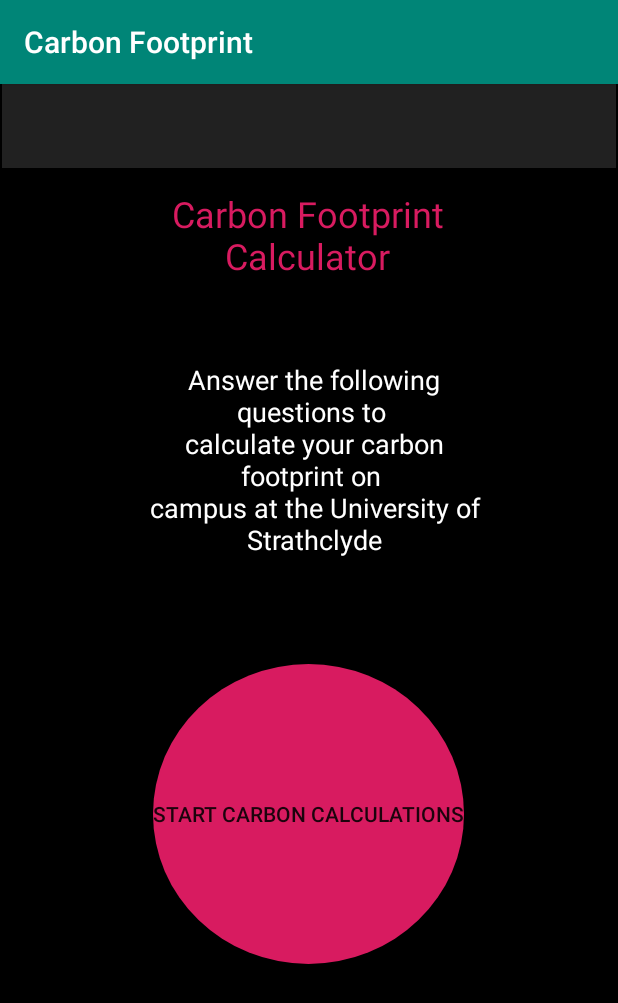
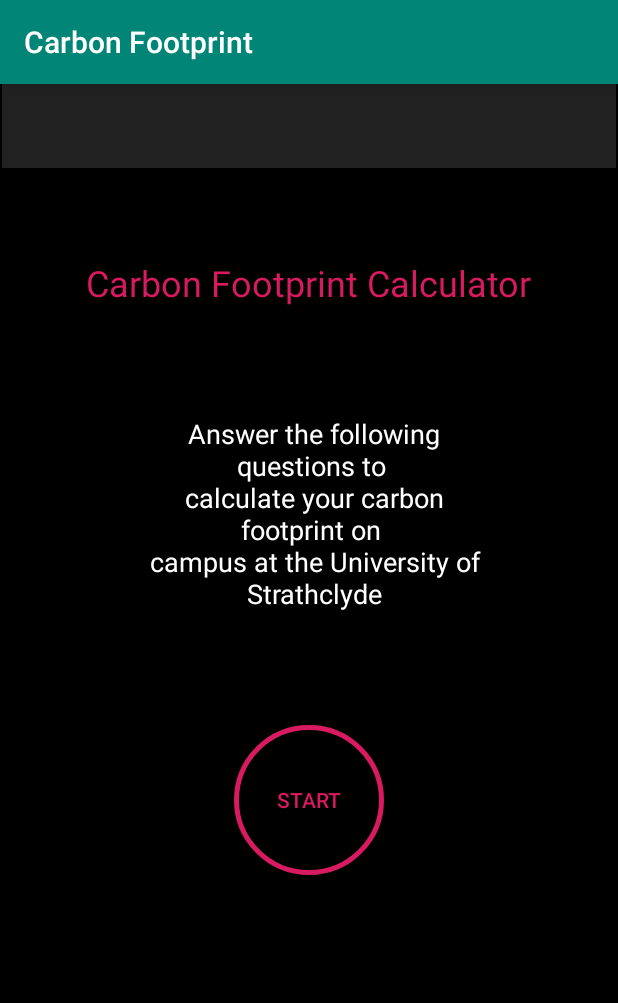
Before and after one commit to ahill993/Carbon-Footprint, an Android app: the screen it shows after launch (MainActivity), on a phone screen of 412 x 824 dp. Shown: the top 1003 px of the screen. Run offline under Robolectric (Android 15) with nearby library versions, the phone set to English and light mode, and no system bars.

Commit message:
fixing conflicts

```diff
--- a/app/src/main/res/layout/activity_main.xml
+++ b/app/src/main/res/layout/activity_main.xml
@@ -9,19 +9,18 @@
 
     <TextView
         android:id="@+id/appTitle"
-        android:layout_width="218dp"
+        android:layout_width="wrap_content"
         android:layout_height="65dp"
-        android:layout_marginStart="96dp"
-        android:layout_marginLeft="96dp"
-        android:layout_marginTop="68dp"
-        android:layout_marginEnd="97dp"
-        android:layout_marginRight="97dp"
+        android:layout_marginStart="58dp"
+        android:layout_marginLeft="58dp"
+        android:layout_marginTop="100dp"
+        android:layout_marginEnd="59dp"
+        android:layout_marginRight="59dp"
         android:gravity="center"
         android:text="@string/appTitle"
         android:textColor="@color/colorAccent"
         android:textSize="24sp"
         app:layout_constraintEnd_toEndOf="parent"
-        app:layout_constraintHorizontal_bias="0.0"
         app:layout_constraintStart_toStartOf="parent"
         app:layout_constraintTop_toTopOf="parent" />
 
@@ -31,7 +30,7 @@
         android:layout_height="142dp"
         android:layout_marginStart="90dp"
         android:layout_marginLeft="90dp"
-        android:layout_marginTop="46dp"
+        android:layout_marginTop="50dp"
         android:layout_marginEnd="90dp"
         android:layout_marginRight="90dp"
         android:gravity="center"
@@ -47,15 +46,15 @@
         android:id="@+id/buttonStart"
         android:layout_width="wrap_content"
         android:layout_height="wrap_content"
-        android:layout_marginStart="88dp"
-        android:layout_marginLeft="88dp"
-        android:layout_marginTop="65dp"
-        android:layout_marginEnd="89dp"
-        android:layout_marginRight="89dp"
-        android:background="@drawable/button_circle"
-        android:backgroundTint="@color/colorAccent"
+        android:layout_marginStart="155dp"
+        android:layout_marginLeft="155dp"
+        android:layout_marginTop="70dp"
+        android:layout_marginEnd="156dp"
+        android:layout_marginRight="156dp"
+        android:background="@drawable/button_border"
         android:onClick="openSurvey"
-        android:text="Start Carbon Calculations"
+        android:text="Start"
+        android:textColor="@color/colorAccent"
         app:layout_constraintEnd_toEndOf="parent"
         app:layout_constraintStart_toStartOf="parent"
         app:layout_constraintTop_toBottomOf="@+id/appInfo" />
--- a/app/src/main/res/values/strings.xml
+++ b/app/src/main/res/values/strings.xml
@@ -80,5 +80,6 @@
     <string name="type_computer">PC use</string>
     <string name="type_train">Rail travel</string>
     <string name="start">Start</string>
+    <string name="back">Back</string>
 
 </resources>
```
Also changed, not shown: app/src/main/res/layout/activity_user_input.xml (+25 -5 lines).
